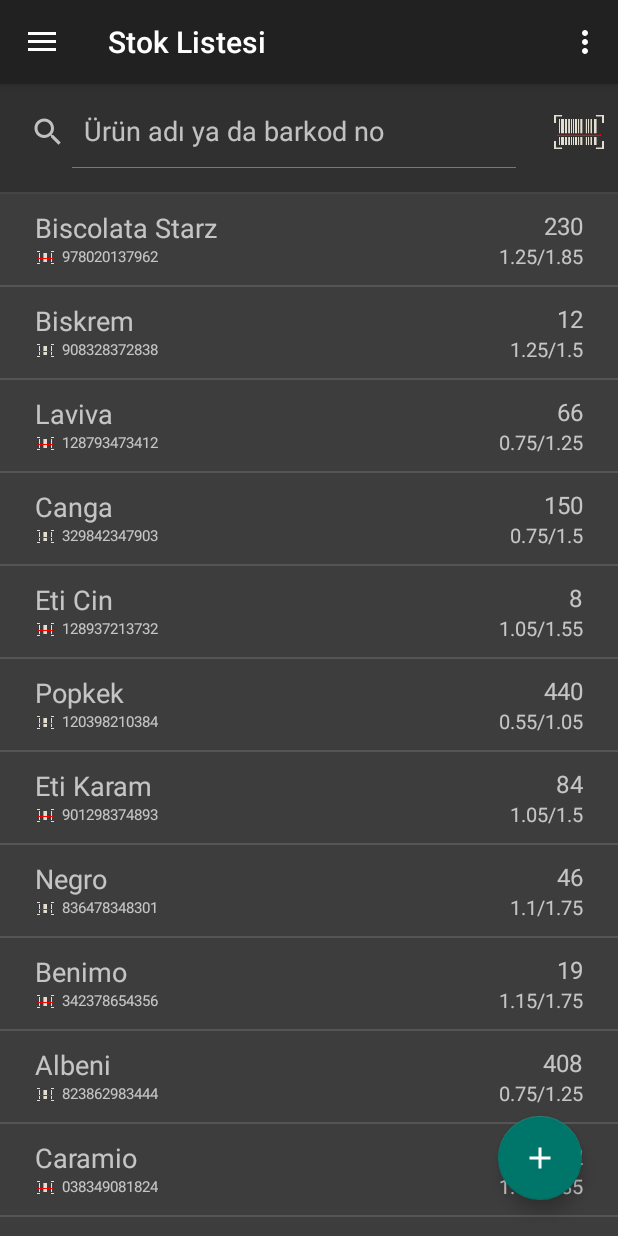
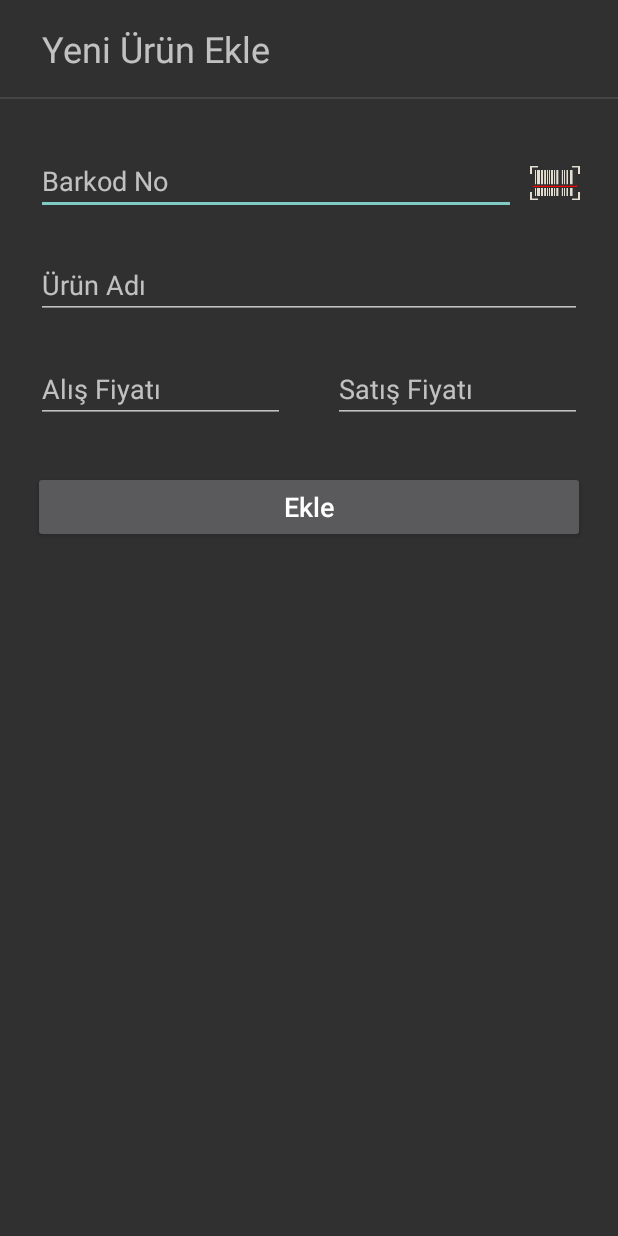
Before and after one commit to mertcansegmen/stoktakip, an Android app: the StokListesiFragment screen opened directly, with no data from a screen before it, after a tap on an icon or button, on a phone screen of 412 x 824 dp. Run offline under Robolectric (Android 15) with nearby library versions, the phone set to English and light mode, and no system bars.

Commit message:
Ürün ekleme arayüzü eklendi

```diff
--- a/app/build.gradle
+++ b/app/build.gradle
@@ -37,3 +37,9 @@ dependencies {
     implementation 'com.reginald:editspinner:1.0.0'
     implementation 'com.github.paolorotolo:expandableheightlistview:1.0.0'
 }
+repositories {
+    jcenter()
+    maven {
+        url "https://maven.google.com"
+    }
+}
--- a/app/src/main/AndroidManifest.xml
+++ b/app/src/main/AndroidManifest.xml
@@ -3,6 +3,7 @@
     package="com.example.mert.stoktakip">
 
     <uses-permission android:name="android.permission.CAMERA" />
+
     <application
         android:allowBackup="true"
         android:icon="@mipmap/ic_launcher"
@@ -10,7 +11,8 @@
         android:roundIcon="@mipmap/ic_launcher_round"
         android:supportsRtl="true"
         android:theme="@style/Theme.AppCompat.NoActionBar">
-        <activity android:name=".activities.BarkodOkuyucuActivity"></activity>
+        <activity android:name=".activities.UrunEkleActivity"></activity>
+        <activity android:name=".activities.BarkodOkuyucuActivity" />
         <activity
             android:name=".activities.AnasayfaActivity"
             android:label="@string/title_activity_anasayfa"
--- /dev/null
+++ b/app/src/main/java/com/example/mert/stoktakip/activities/UrunEkleActivity.java
@@ -0,0 +1,67 @@
+package com.example.mert.stoktakip.activities;
+
+import android.content.Intent;
+import android.media.MediaPlayer;
+import android.support.v7.app.AppCompatActivity;
+import android.os.Bundle;
+import android.widget.Button;
+import android.widget.EditText;
+import android.widget.ImageButton;
+import android.widget.Toast;
+
+import com.example.mert.stoktakip.R;
+import com.google.android.gms.common.api.CommonStatusCodes;
+import com.google.android.gms.vision.barcode.Barcode;
+
+public class UrunEkleActivity extends AppCompatActivity {
+
+    EditText barkodNo;
+    EditText urunAdi;
+    EditText alisFiyati;
+    EditText satisFiyati;
+    ImageButton barkodBtn;
+    Button ekleBtn;
+    MediaPlayer mp;
+
+    @Override
+    protected void onCreate(Bundle savedInstanceState) {
+        super.onCreate(savedInstanceState);
+        setContentView(R.layout.activity_urun_ekle);
+
+        barkodNo = findViewById(R.id.txt_barkod);
+        urunAdi = findViewById(R.id.txt_urunadi);
+        alisFiyati = findViewById(R.id.txt_alisfiyati);
+        satisFiyati = findViewById(R.id.txt_satisfiyati);
+        barkodBtn = findViewById(R.id.btn_barcode);
+        ekleBtn = findViewById(R.id.btn_ekle);
+        mp = MediaPlayer.create(this, R.raw.scan_sound);
+
+        barkodBtn.setOnClickListener(e -> barkodOkuyucuAc());
+    }
+
+    // Barkod okuyucu aç butonunun click listener'ı
+    private void barkodOkuyucuAc() {
+        Intent intent = new Intent(UrunEkleActivity.this, BarkodOkuyucuActivity.class);
+        startActivityForResult(intent, 0);
+    }
+
+    // Barkod tarayıcı kapanınca şimdilik gelen değeri ekrana bastırıyor
+    @Override
+    public void onActivityResult(int requestCode, int resultCode, Intent data) {
+        if(requestCode == 0){
+            if(resultCode == CommonStatusCodes.SUCCESS){
+                if(data != null){
+                    Barcode barcode = data.getParcelableExtra("barcode");
+                    Toast.makeText(this, "Barkod No: " + barcode.displayValue, Toast.LENGTH_LONG).show();
+                    mp.start();
+                }
+                else{
+                    Toast.makeText(this, "Barkod okuma başarısız oldu.", Toast.LENGTH_LONG).show();
+                }
+            }
+        }
+        else{
+            super.onActivityResult(requestCode, resultCode, data);
+        }
+    }
+}
--- a/app/src/main/java/com/example/mert/stoktakip/adapters/UrunAdapterUrunAlSat.java
+++ b/app/src/main/java/com/example/mert/stoktakip/adapters/UrunAdapterUrunAlSat.java
@@ -12,6 +12,7 @@ import android.widget.AdapterView;
 import android.widget.ArrayAdapter;
 import android.widget.LinearLayout;
 import android.widget.TextView;
+import android.widget.Toast;
 
 import com.example.mert.stoktakip.R;
 import com.example.mert.stoktakip.models.Urun;
@@ -39,7 +40,7 @@ public class UrunAdapterUrunAlSat extends ArrayAdapter<Urun> {
 
         LayoutInflater inflater = LayoutInflater.from(context);
         convertView = inflater.inflate(resource, parent, false);
-        String[] sayilar = convertView.getResources().getStringArray(R.array.sayilar);
+        String[] sayilar =  convertView.getResources().getStringArray(R.array.sayilar);
 
         TextView tvAd = convertView.findViewById(R.id.urun_adi);
         TextView tvBarkodNo = convertView.findViewById(R.id.barkod_no);
@@ -53,6 +54,7 @@ public class UrunAdapterUrunAlSat extends ArrayAdapter<Urun> {
         spinner.setEditable(false);
         spinner.setText(sayilar[0]);
         adapter = new ArrayAdapter<String>(getContext(), android.R.layout.simple_spinner_item, sayilar);
+        spinner.setAdapter(adapter);
 
         // Spinner'ın son elemanına tıkandıysa(Diğer), Spinner'ı düzenlenebilir yapıyor ve hint ekliyor
         // Diğer elemanlardan birisi tıklandıysa düzenlenebilirliği kaldırıyor
@@ -71,7 +73,9 @@ public class UrunAdapterUrunAlSat extends ArrayAdapter<Urun> {
 
         spinner.setOnClickListener(new View.OnClickListener() {
             @Override
-            public void onClick(View v) {}
+            public void onClick(View v) {
+                Toast.makeText(getContext(), "tık", Toast.LENGTH_SHORT).show();
+            }
         });
 
         //convertView spinner'ın key listener metotunda kullanılamadığı için kopyasını oluşturup kullanılıyor
--- a/app/src/main/java/com/example/mert/stoktakip/fragments/StokListesiFragment.java
+++ b/app/src/main/java/com/example/mert/stoktakip/fragments/StokListesiFragment.java
@@ -16,6 +16,7 @@ import android.widget.SearchView;
 import android.widget.Toast;
 
 import com.example.mert.stoktakip.R;
+import com.example.mert.stoktakip.activities.UrunEkleActivity;
 import com.example.mert.stoktakip.models.Urun;
 import com.example.mert.stoktakip.adapters.UrunAdapterStokListesi;
 import com.example.mert.stoktakip.activities.BarkodOkuyucuActivity;
@@ -113,10 +114,8 @@ public class StokListesiFragment extends Fragment {
 
     // Stok kaydı ekle butonunun click listener'ı
     private void yeniStokKaydiEkle() {
-        //Activity mi fragment mı ?
-
-        //Intent intent = new Intent(getActivity(), YeniStokKaydiActivity.class);
-        //startActivity(intent);
+        Intent intent = new Intent(getActivity(), UrunEkleActivity.class);
+        startActivity(intent);
     }
 
     // Barkod okuyucu aç butonunun click listener'ı
--- a/app/src/main/java/com/example/mert/stoktakip/fragments/UrunAlFragment.java
+++ b/app/src/main/java/com/example/mert/stoktakip/fragments/UrunAlFragment.java
@@ -47,7 +47,7 @@ public class UrunAlFragment extends Fragment {
         til = v.findViewById(R.id.interceptorLayout);
         mp = MediaPlayer.create(v.getContext(), R.raw.scan_sound);
 
-        barkodBtn.setOnClickListener(e -> BarkodOkuyucuAc());
+        barkodBtn.setOnClickListener(e -> barkodOkuyucuAc());
         til.setOnClickListener(e -> urunSec());
 
         //Geçici kodlar
@@ -60,7 +60,7 @@ public class UrunAlFragment extends Fragment {
     }
 
     // Barkod okuyucu aç butonunun click listener'ı
-    private void BarkodOkuyucuAc() {
+    private void barkodOkuyucuAc() {
         Intent intent = new Intent(getActivity(), BarkodOkuyucuActivity.class);
         startActivityForResult(intent, 0);
     }
--- a/app/src/main/java/com/example/mert/stoktakip/models/VeritabaniYonetici.java
+++ b/app/src/main/java/com/example/mert/stoktakip/models/VeritabaniYonetici.java
@@ -99,7 +99,6 @@ public class VeritabaniYonetici extends SQLiteOpenHelper {
         return false;
     }
 
-
     public boolean kullaniciKontrolEt(String kadi, String sifre) {
 
         String[] sutunlar = {SUTUN_KULLANICI_ID};
--- a/app/src/main/res/layout/activity_giris.xml
+++ b/app/src/main/res/layout/activity_giris.xml
@@ -22,8 +22,7 @@
         app:layout_constraintStart_toStartOf="parent"
         app:layout_constraintTop_toTopOf="parent"
 
-        app:srcCompat="@drawable/logo2" />
-
+        app:srcCompat="@drawable/logo" />
 
     <Button
         android:id="@+id/btn_giris"
@@ -32,7 +31,6 @@
 
         android:layout_marginStart="50dp"
         android:layout_marginLeft="50dp"
-        android:layout_marginTop="8dp"
         android:layout_marginEnd="50dp"
         android:layout_marginRight="50dp"
 
@@ -52,7 +50,6 @@
 
         android:layout_marginStart="50dp"
         android:layout_marginLeft="50dp"
-        android:layout_marginTop="8dp"
         android:layout_marginEnd="50dp"
         android:layout_marginRight="50dp"
 
@@ -115,4 +112,6 @@
         app:layout_constraintStart_toStartOf="parent"
         app:layout_constraintTop_toBottomOf="@+id/txt_sifre" />
 
+
+
 </android.support.constraint.ConstraintLayout>
--- /dev/null
+++ b/app/src/main/res/layout/activity_urun_ekle.xml
@@ -0,0 +1,135 @@
+<?xml version="1.0" encoding="utf-8"?>
+<android.support.constraint.ConstraintLayout xmlns:android="http://schemas.android.com/apk/res/android"
+    xmlns:app="http://schemas.android.com/apk/res-auto"
+    xmlns:tools="http://schemas.android.com/tools"
+    android:layout_width="match_parent"
+    android:layout_height="match_parent"
+    tools:context=".activities.UrunEkleActivity">
+
+
+    <TextView
+        android:id="@+id/txt_urunekle"
+        android:layout_width="wrap_content"
+        android:layout_height="wrap_content"
+        android:layout_marginStart="28dp"
+        android:layout_marginLeft="28dp"
+        android:layout_marginTop="16dp"
+        android:layout_marginEnd="8dp"
+        android:layout_marginRight="8dp"
+        android:text="@string/urunekle"
+        android:textSize="24sp"
+        app:layout_constraintEnd_toEndOf="parent"
+        app:layout_constraintHorizontal_bias="0.0"
+        app:layout_constraintStart_toStartOf="parent"
+        app:layout_constraintTop_toTopOf="parent" />
+
+    <View
+        android:id="@+id/cizgi"
+        android:layout_width="match_parent"
+        android:layout_height="1dp"
+        android:layout_marginTop="16dp"
+        android:background="#1AFFFFFF"
+        app:layout_constraintEnd_toEndOf="parent"
+        app:layout_constraintHorizontal_bias="0.0"
+        app:layout_constraintStart_toStartOf="parent"
+        app:layout_constraintTop_toBottomOf="@+id/txt_urunekle" />
+
+    <EditText
+        android:id="@+id/txt_barkod"
+        android:layout_width="0dp"
+        android:layout_height="wrap_content"
+        android:layout_marginStart="24dp"
+        android:layout_marginLeft="24dp"
+        android:layout_marginTop="32dp"
+        android:layout_marginEnd="8dp"
+        android:layout_marginRight="8dp"
+        android:ems="10"
+        android:hint="@string/barkodno"
+        android:inputType="number"
+        app:layout_constraintEnd_toStartOf="@+id/btn_barcode"
+        app:layout_constraintStart_toStartOf="parent"
+        app:layout_constraintTop_toBottomOf="@+id/cizgi" />
+
+    <ImageButton
+        android:id="@+id/btn_barcode"
+        android:layout_width="36dp"
+        android:layout_height="48dp"
+
+        android:layout_alignParentEnd="true"
+        android:layout_alignParentRight="true"
+
+        android:layout_marginTop="32dp"
+        android:layout_marginEnd="24dp"
+        android:layout_marginRight="24dp"
+        android:background="@android:color/transparent"
+        android:scaleType="centerInside"
+        app:layout_constraintEnd_toEndOf="parent"
+        app:layout_constraintTop_toBottomOf="@+id/cizgi"
+        app:srcCompat="@drawable/brwhitered" />
+
+    <EditText
+        android:id="@+id/txt_urunadi"
+        android:layout_width="0dp"
+        android:layout_height="wrap_content"
+        android:layout_marginStart="24dp"
+        android:layout_marginLeft="24dp"
+        android:layout_marginTop="24dp"
+        android:layout_marginEnd="24dp"
+        android:layout_marginRight="24dp"
+        android:ems="10"
+        android:hint="@string/urunadi"
+        android:inputType="textPersonName"
+        app:layout_constraintEnd_toEndOf="parent"
+        app:layout_constraintStart_toStartOf="parent"
+        app:layout_constraintTop_toBottomOf="@+id/txt_barkod" />
+
+    <EditText
+        android:id="@+id/txt_alisfiyati"
+        android:layout_width="0dp"
+        android:layout_height="wrap_content"
+        android:layout_marginStart="24dp"
+        android:layout_marginLeft="24dp"
+        android:layout_marginTop="24dp"
+        android:layout_marginEnd="16dp"
+        android:layout_marginRight="16dp"
+        android:ems="10"
+        android:hint="@string/alisfiyati"
+        android:inputType="number"
+        app:layout_constraintEnd_toStartOf="@+id/txt_satisfiyati"
+        app:layout_constraintStart_toStartOf="parent"
+        app:layout_constraintTop_toBottomOf="@+id/txt_urunadi" />
+
+    <EditText
+        android:id="@+id/txt_satisfiyati"
+        android:layout_width="0dp"
+        android:layout_height="wrap_content"
+        android:layout_marginStart="16dp"
+        android:layout_marginLeft="16dp"
+        android:layout_marginTop="24dp"
+        android:layout_marginEnd="24dp"
+        android:layout_marginRight="24dp"
+        android:ems="10"
+        android:hint="@string/satisfiyati"
+        android:inputType="number"
+        app:layout_constraintEnd_toEndOf="parent"
+        app:layout_constraintStart_toEndOf="@+id/txt_alisfiyati"
+        app:layout_constraintTop_toBottomOf="@+id/txt_urunadi" />
+
+    <Button
+        android:id="@+id/button2"
+        android:layout_width="0dp"
+        android:layout_height="wrap_content"
+        android:layout_marginStart="22dp"
+        android:layout_marginLeft="22dp"
+        android:layout_marginTop="32dp"
+        android:layout_marginEnd="22dp"
+        android:layout_marginRight="22dp"
+        android:text="@string/ekle"
+        android:textAllCaps="false"
+        android:textSize="18sp"
+        app:layout_constraintEnd_toEndOf="parent"
+        app:layout_constraintHorizontal_bias="0.0"
+        app:layout_constraintStart_toStartOf="parent"
+        app:layout_constraintTop_toBottomOf="@+id/txt_alisfiyati" />
+
+</android.support.constraint.ConstraintLayout>
--- a/app/src/main/res/layout/activity_uye_ol.xml
+++ b/app/src/main/res/layout/activity_uye_ol.xml
@@ -22,7 +22,7 @@
         app:layout_constraintStart_toStartOf="parent"
         app:layout_constraintTop_toTopOf="parent"
 
-        app:srcCompat="@drawable/logo2" />
+        app:srcCompat="@drawable/logo" />
 
 
     <Button
--- a/app/src/main/res/layout/fragment_stoklistesi.xml
+++ b/app/src/main/res/layout/fragment_stoklistesi.xml
@@ -40,15 +40,14 @@
 
         android:background="@android:color/transparent"
         android:scaleType="centerInside"
-
         app:layout_constraintBottom_toBottomOf="parent"
         app:layout_constraintEnd_toEndOf="parent"
+        app:layout_constraintHorizontal_bias="0.956"
         app:layout_constraintStart_toStartOf="parent"
+
         app:layout_constraintTop_toTopOf="parent"
-        app:layout_constraintHorizontal_bias="1.0"
         app:layout_constraintVertical_bias="0.0"
-
-        app:srcCompat="@drawable/brwhitered"/>
+        app:srcCompat="@drawable/brwhitered" />
 
     <View
         android:id="@+id/cizgi"
--- a/app/src/main/res/layout/fragment_urunal.xml
+++ b/app/src/main/res/layout/fragment_urunal.xml
@@ -62,7 +62,7 @@
         </RelativeLayout>
 
         <View
-            android:id="@+id/cizgi1"
+            android:id="@+id/cizgi"
             android:layout_width="match_parent"
             android:layout_height="1dp"
             android:layout_marginTop="5dp"
--- a/app/src/main/res/layout/fragment_urunsat.xml
+++ b/app/src/main/res/layout/fragment_urunsat.xml
@@ -62,7 +62,7 @@
         </RelativeLayout>
 
         <View
-            android:id="@+id/cizgi1"
+            android:id="@+id/cizgi"
             android:layout_width="match_parent"
             android:layout_height="1dp"
 
--- a/app/src/main/res/values/colors.xml
+++ b/app/src/main/res/values/colors.xml
@@ -6,4 +6,5 @@
     <color name="floatingActionButton">#00766A</color>
     <color name="dividerArkaplan">#1AFFFFFF</color>
     <color name="listeArkaplan">#3D3D3D</color>
+    <color name="sepetArkaplan">#292929</color>
 </resources>
--- a/app/src/main/res/values/strings.xml
+++ b/app/src/main/res/values/strings.xml
@@ -29,6 +29,11 @@
     <string name="aciklama">Açıklama (İsteğe Bağlı)</string>
     <string name="urunal">Ürün Al</string>
     <string name="urunsat">Ürün Sat</string>
+    <string name="urunekle">Yeni Ürün Ekle</string>
+    <string name="barkodno">Barkod No</string>
+    <string name="alisfiyati">Alış Fiyatı</string>
+    <string name="satisfiyati">Satış Fiyatı</string>
+    <string name="ekle">Ekle</string>
 
     <string name="urunadi">Ürün Adı</string>
     <string name="ornekbarkod">123456789012</string>
```
Also changed, not shown: app/src/main/res/drawable/logo.png, app/src/main/res/drawable/logo2.png (deleted).
